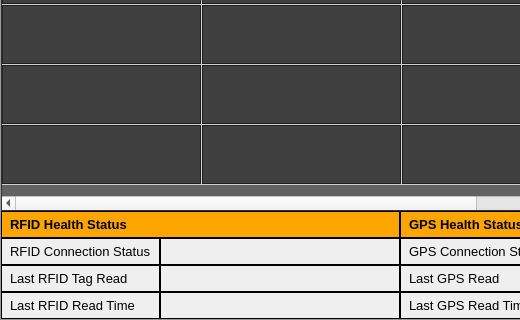
Above: ui/main.ui from DevGuruPro/rfid-python before the change; both pictures show x 0 to 520 and y 266 to 586 of the 799 by 586 pixel window. Below: the same form after it.
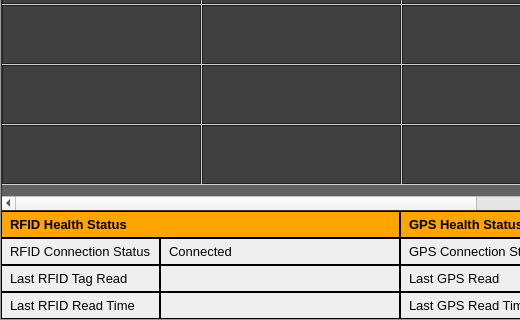
That is the form after the change. Icons and pictures are not drawn.

Commit message: Log status and response.

```diff
--- a/ui/main.ui
+++ b/ui/main.ui
@@ -381,7 +381,7 @@
 border: 1px solid black;</string>
                  </property>
                  <property name="text">
-                  <string/>
+                  <string>Connected</string>
                  </property>
                 </widget>
                </item>
```
The commit also changes 2 other files.
